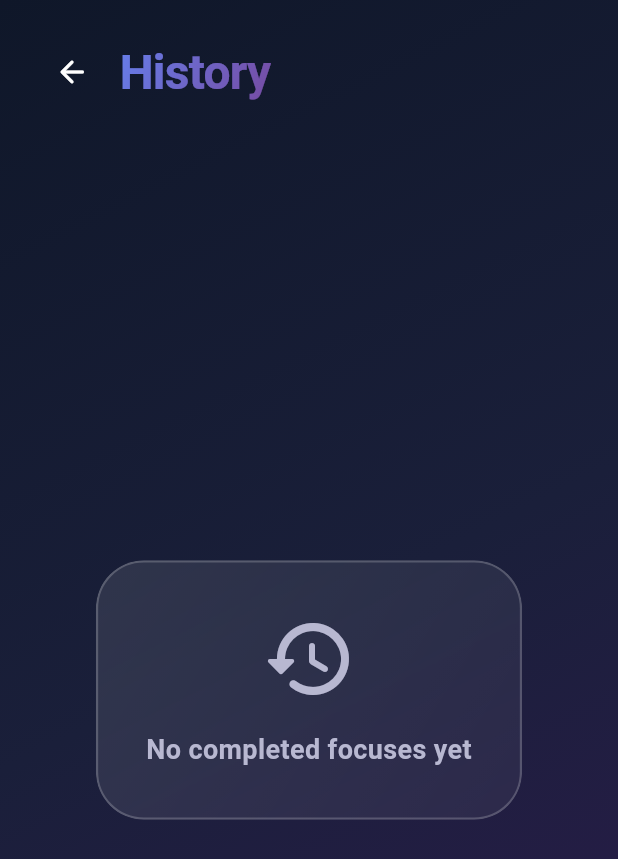
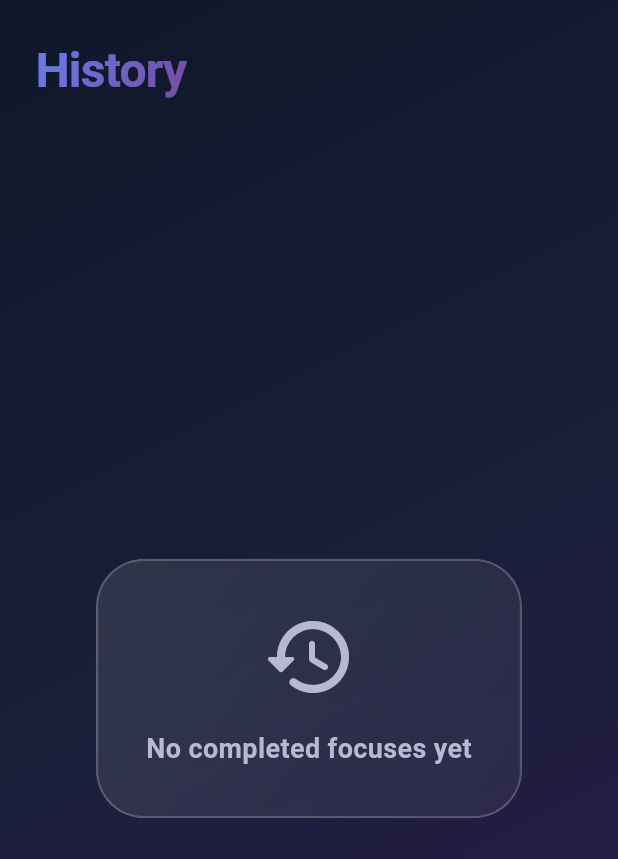
Before and after one commit to Tlemondy/FocusOne, a Flutter app: the HistoryPage screen opened by its route, on a phone screen of 412 x 824 dp. Shown: the top 859 px of the screen. Run offline on Flutter 3.47's test engine with Material 3 defaults, Android fonts, the phone set to English and light mode, and no system bars; our stand-ins replace cloud_firestore, firebase_auth, firebase_core, firebase_storage, flutter_riverpod, go_router and 1 more; accounts and stored records are empty.

Commit message:
fix: history page updates

```diff
--- a/lib/pages/history/history_page.dart
+++ b/lib/pages/history/history_page.dart
@@ -5,6 +5,7 @@ import 'package:focus_one/providers/focus_provider.dart';
 import '../../theme/app_colors.dart';
 import '../../theme/glass_container.dart';
 import '../../providers/auth_provider.dart';
+import '../../widgets/page_header.dart';
 
 final completedFocusesProvider = FutureProvider<List<Map<String, dynamic>>>((ref) async {
   final authState = await ref.watch(authStateProvider.future);
@@ -23,21 +24,31 @@ class HistoryPage extends ConsumerWidget {
 
     return Scaffold(
       backgroundColor: AppColors.background,
+      extendBodyBehindAppBar: true,
       body: Container(
         decoration: BoxDecoration(gradient: AppColors.backgroundGradient),
-        child: SafeArea(
-          child: Column(
+        child: focusesAsync.when(
+          data: (focuses) => focuses.isEmpty
+              ? Column(
+                  children: [
+                    SizedBox(height: MediaQuery.of(context).padding.top),
+                    const PageHeader(title: 'History', showBackButton: false),
+                    Expanded(child: _buildEmptyState()),
+                  ],
+                )
+              : _buildHistoryList(context, focuses),
+          loading: () => Column(
             children: [
-              _buildHeader(context),
-              Expanded(
-                child: focusesAsync.when(
-                  data: (focuses) => focuses.isEmpty
-                      ? _buildEmptyState()
-                      : _buildFocusList(context, focuses),
-                  loading: () => const Center(child: CircularProgressIndicator()),
-                  error: (e, _) => Center(child: Text('Error: $e')),
-                ),
-              ),
+              SizedBox(height: MediaQuery.of(context).padding.top),
+              const PageHeader(title: 'History', showBackButton: false),
+              const Expanded(child: Center(child: CircularProgressIndicator())),
+            ],
+          ),
+          error: (e, _) => Column(
+            children: [
+              SizedBox(height: MediaQuery.of(context).padding.top),
+              const PageHeader(title: 'History', showBackButton: false),
+              Expanded(child: Center(child: Text('Error: $e'))),
             ],
           ),
         ),
@@ -45,30 +56,40 @@ class HistoryPage extends ConsumerWidget {
     );
   }
 
-  Widget _buildHeader(BuildContext context) {
-    return Padding(
-      padding: const EdgeInsets.all(24),
-      child: Row(
-        children: [
-          IconButton(
-            onPressed: () => context.pop(),
-            icon: const Icon(Icons.arrow_back_rounded, color: Colors.white),
-          ),
-          const SizedBox(width: 8),
-          ShaderMask(
-            shaderCallback: (bounds) => AppColors.primaryGradient.createShader(bounds),
-            child: const Text(
-              'History',
-              style: TextStyle(
-                fontSize: 32,
-                fontWeight: FontWeight.w700,
-                color: Colors.white,
-                letterSpacing: -0.5,
-              ),
+  Widget _buildHistoryList(BuildContext context, List<Map<String, dynamic>> focuses) {
+    return CustomScrollView(
+      slivers: [
+        SliverAppBar(
+          expandedHeight: 104,
+          floating: false,
+          pinned: false,
+          snap: false,
+          backgroundColor: Colors.transparent,
+          elevation: 0,
+          automaticallyImplyLeading: false,
+          flexibleSpace: FlexibleSpaceBar(
+            background: Padding(
+              padding: EdgeInsets.only(top: MediaQuery.of(context).padding.top),
+              child: const PageHeader(title: 'History', showBackButton: false),
             ),
           ),
-        ],
-      ),
+        ),
+        SliverPadding(
+          padding: const EdgeInsets.symmetric(horizontal: 24),
+          sliver: SliverList(
+            delegate: SliverChildBuilderDelegate(
+              (context, index) => Padding(
+                padding: const EdgeInsets.only(bottom: 16),
+                child: _buildFocusCard(context, focuses[index]),
+              ),
+              childCount: focuses.length,
+            ),
+          ),
+        ),
+        SliverPadding(
+          padding: EdgeInsets.only(bottom: MediaQuery.of(context).padding.bottom + 100),
+        ),
+      ],
     );
   }
 
@@ -101,21 +122,7 @@ class HistoryPage extends ConsumerWidget {
     );
   }
 
-  Widget _buildFocusList(BuildContext context, List<Map<String, dynamic>> focuses) {
-    return ListView.builder(
-      padding: const EdgeInsets.symmetric(horizontal: 24),
-      itemCount: focuses.length,
-      itemBuilder: (context, index) {
-        final focus = focuses[index];
-        return Padding(
-          padding: const EdgeInsets.only(bottom: 16),
-          child: _buildFocusCard(context, focus),
-        );
-      },
-    );
-  }
-
-  Widget _buildFocusCard(BuildContext context, Map<String, dynamic> focus) {
+Widget _buildFocusCard(BuildContext context, Map<String, dynamic> focus) {
     final date = (focus['date'] as dynamic).toDate() as DateTime;
     final dateStr = '${_monthName(date.month)} ${date.day}, ${date.year}';
 
@@ -126,7 +133,7 @@ class HistoryPage extends ConsumerWidget {
         'date': date,
       }),
       child: Container(
-        padding: const EdgeInsets.all(16),
+        padding: const EdgeInsets.all(24),
         decoration: BoxDecoration(
           gradient: LinearGradient(
             begin: Alignment.topLeft,
@@ -136,7 +143,7 @@ class HistoryPage extends ConsumerWidget {
               AppColors.secondary.withValues(alpha: 0.15),
             ],
           ),
-          borderRadius: BorderRadius.circular(16),
+          borderRadius: BorderRadius.circular(20),
           border: Border.all(
             color: AppColors.primary.withValues(alpha: 0.3),
             width: 1.5,
```
